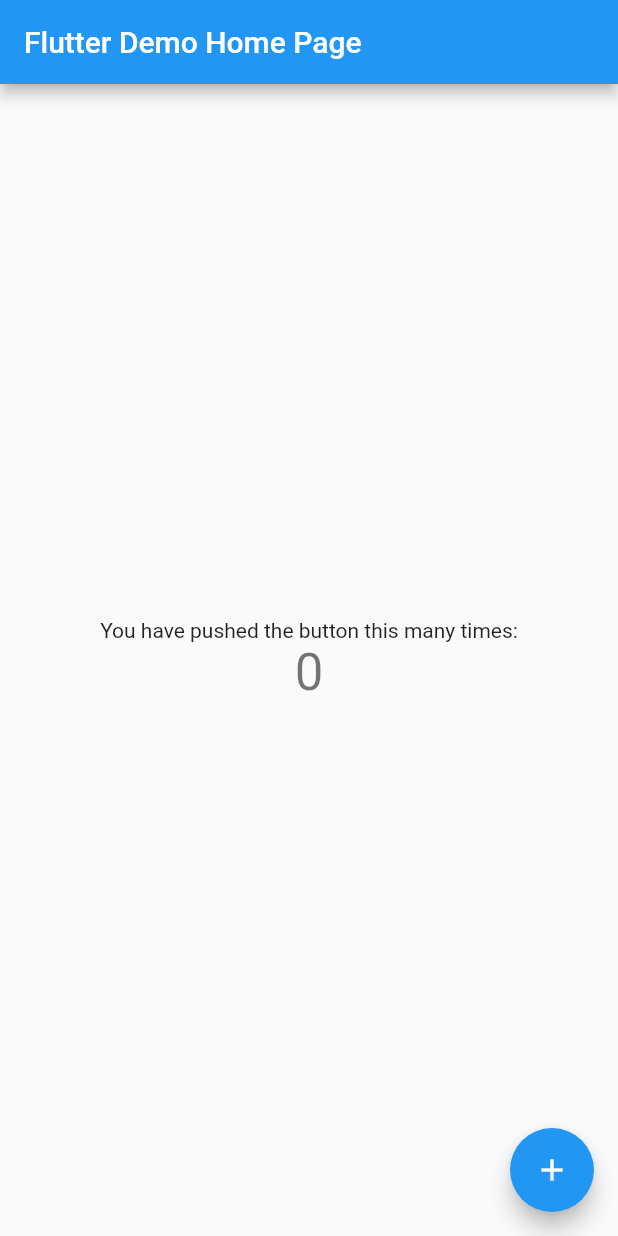
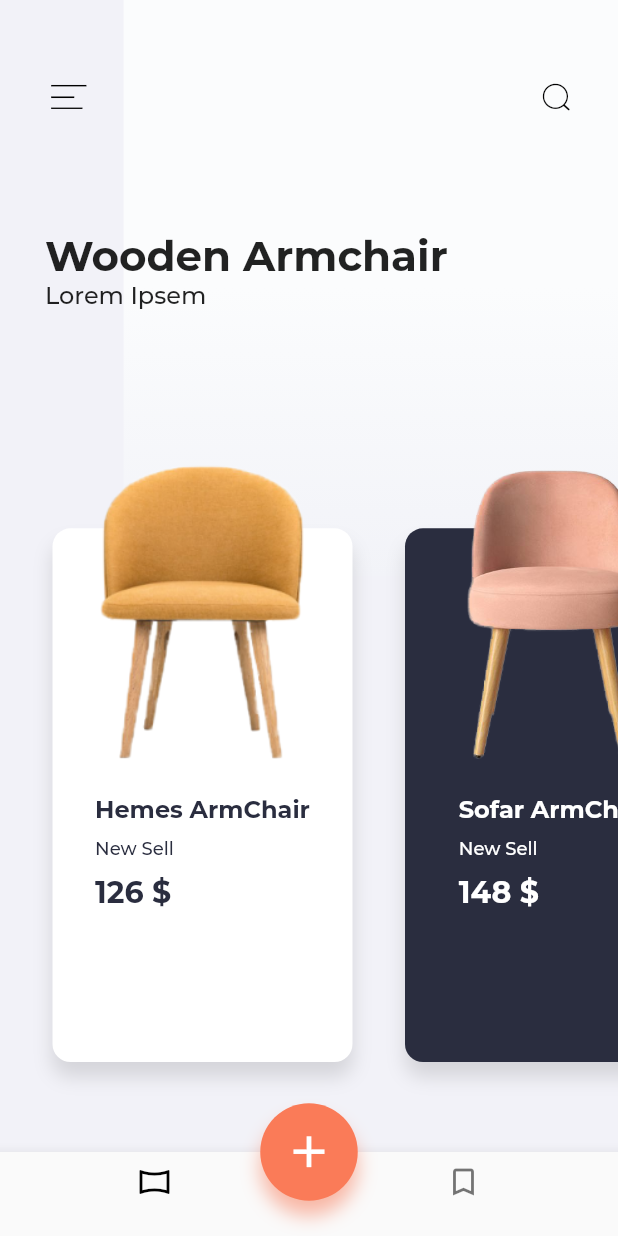
Before and after one commit to Bleach6785/flutter_furniture_3, a Flutter app: the screen it shows after launch, on a phone screen of 412 x 824 dp. Run offline on Flutter 3.47's test engine with Material 2 defaults, Android fonts, the phone set to English and light mode, and no system bars.

Commit message:
設計首頁畫面

```diff
--- /dev/null
+++ b/lib/Custom_Icons.dart
@@ -0,0 +1,6 @@
+import 'package:flutter/material.dart';
+
+class CustomIcons {
+  static const IconData search = IconData(0xe900, fontFamily: "CustomICons");
+  static const IconData menu = IconData(0xe901, fontFamily: "CustomICons");
+}
--- /dev/null
+++ b/lib/data.dart
@@ -0,0 +1,16 @@
+var images = [
+  "assets/image_01.png",
+  "assets/image_02.png",
+  "assets/image_03.png",
+];
+
+var title = [
+  "Hemes ArmChair",
+  "Sofar ArmChair",
+  "Wooden ArmChair",
+];
+var price = [
+  "126",
+  "148",
+  "179",
+];
--- a/lib/main.dart
+++ b/lib/main.dart
@@ -1,4 +1,6 @@
 import 'package:flutter/material.dart';
+import 'package:flutter_furniture_3/Custom_Icons.dart';
+import 'package:flutter_furniture_3/data.dart';
 
 void main() {
   runApp(MyApp());
@@ -9,109 +11,258 @@ class MyApp extends StatelessWidget {
   @override
   Widget build(BuildContext context) {
     return MaterialApp(
-      title: 'Flutter Demo',
-      theme: ThemeData(
-        // This is the theme of your application.
-        //
-        // Try running your application with "flutter run". You'll see the
-        // application has a blue toolbar. Then, without quitting the app, try
-        // changing the primarySwatch below to Colors.green and then invoke
-        // "hot reload" (press "r" in the console where you ran "flutter run",
-        // or simply save your changes to "hot reload" in a Flutter IDE).
-        // Notice that the counter didn't reset back to zero; the application
-        // is not restarted.
-        primarySwatch: Colors.blue,
-        // This makes the visual density adapt to the platform that you run
-        // the app on. For desktop platforms, the controls will be smaller and
-        // closer together (more dense) than on mobile platforms.
-        visualDensity: VisualDensity.adaptivePlatformDensity,
-      ),
-      home: MyHomePage(title: 'Flutter Demo Home Page'),
+      debugShowCheckedModeBanner: false,
+      home: HomePage(),
     );
   }
 }
 
-class MyHomePage extends StatefulWidget {
-  MyHomePage({Key key, this.title}) : super(key: key);
-
-  // This widget is the home page of your application. It is stateful, meaning
-  // that it has a State object (defined below) that contains fields that affect
-  // how it looks.
-
-  // This class is the configuration for the state. It holds the values (in this
-  // case the title) provided by the parent (in this case the App widget) and
-  // used by the build method of the State. Fields in a Widget subclass are
-  // always marked "final".
-
-  final String title;
-
+class HomePage extends StatefulWidget {
   @override
-  _MyHomePageState createState() => _MyHomePageState();
+  _HomePageState createState() => _HomePageState();
 }
 
-class _MyHomePageState extends State<MyHomePage> {
-  int _counter = 0;
+class _HomePageState extends State<HomePage> {
+  int _currentIndex = 0;
+  Widget _buildGradientContainer(double width, double height) {
+    return Align(
+      alignment: Alignment.topRight,
+      child: Container(
+        width: width * .8,
+        height: height / 2,
+        decoration: BoxDecoration(
+          gradient: LinearGradient(
+            colors: [
+              Color(0xFFfbfcfd),
+              Color(0xFFf2f3f8),
+            ],
+            begin: Alignment.topCenter,
+            end: Alignment.bottomCenter,
+            stops: [.5, 1.0],
+          ),
+        ),
+      ),
+    );
+  }
 
-  void _incrementCounter() {
-    setState(() {
-      // This call to setState tells the Flutter framework that something has
-      // changed in this State, which causes it to rerun the build method below
-      // so that the display can reflect the updated values. If we changed
-      // _counter without calling setState(), then the build method would not be
-      // called again, and so nothing would appear to happen.
-      _counter++;
-    });
+  Widget _buildAppBar() {
+    return Positioned(
+      top: 40.0,
+      left: 20.0,
+      right: 20.0,
+      child: Row(
+        mainAxisAlignment: MainAxisAlignment.spaceBetween,
+        children: [
+          IconButton(
+            icon: Icon(
+              CustomIcons.menu,
+              color: Colors.black,
+            ),
+            onPressed: () {},
+          ),
+          IconButton(
+            icon: Icon(
+              CustomIcons.search,
+              color: Colors.black,
+            ),
+            onPressed: () {},
+          ),
+        ],
+      ),
+    );
+  }
+
+  Widget _buildTitle(double height) {
+    return Positioned(
+      top: height * .2,
+      left: 30.0,
+      child: Column(
+        crossAxisAlignment: CrossAxisAlignment.start,
+        children: [
+          Text(
+            "Wooden Armchair",
+            style: TextStyle(fontSize: 28.0, fontFamily: "Montserrat-Bold"),
+          ),
+          Text(
+            "Lorem Ipsem",
+            style: TextStyle(fontSize: 16.0, fontFamily: "Montserrat-Medium"),
+          ),
+        ],
+      ),
+    );
   }
 
   @override
   Widget build(BuildContext context) {
-    // This method is rerun every time setState is called, for instance as done
-    // by the _incrementCounter method above.
-    //
-    // The Flutter framework has been optimized to make rerunning build methods
-    // fast, so that you can just rebuild anything that needs updating rather
-    // than having to individually change instances of widgets.
     return Scaffold(
-      appBar: AppBar(
-        // Here we take the value from the MyHomePage object that was created by
-        // the App.build method, and use it to set our appbar title.
-        title: Text(widget.title),
+      backgroundColor: Color(0xFFf2f2f8),
+      body: LayoutBuilder(
+        builder: (context, constraints) {
+          var width = constraints.maxWidth;
+          var height = constraints.maxHeight;
+
+          return Stack(
+            children: [
+              _buildGradientContainer(width, height),
+              _buildAppBar(),
+              _buildTitle(height),
+              Align(
+                alignment: Alignment.bottomCenter,
+                child: SizedBox(
+                  height: height * .6,
+                  child: ListView.builder(
+                    itemCount: images.length,
+                    scrollDirection: Axis.horizontal,
+                    physics: BouncingScrollPhysics(),
+                    itemBuilder: (context, index) {
+                      return Padding(
+                        padding: EdgeInsets.only(
+                          left: 35.0,
+                          bottom: 60.0,
+                        ),
+                        child: SizedBox(
+                          width: 200.0,
+                          child: Stack(
+                            fit: StackFit.expand,
+                            children: [
+                              Padding(
+                                padding: EdgeInsets.only(
+                                  top: 45.0,
+                                ),
+                                child: Container(
+                                  decoration: BoxDecoration(
+                                    color: (index % 2 == 0)
+                                        ? Colors.white
+                                        : Color(0xFF2a2d3f),
+                                    boxShadow: [
+                                      BoxShadow(
+                                        color: Colors.black12,
+                                        offset: Offset(0.0, 10.0),
+                                        blurRadius: 10.0,
+                                      ),
+                                    ],
+                                    borderRadius: BorderRadius.circular(12.0),
+                                  ),
+                                ),
+                              ),
+                              Column(
+                                crossAxisAlignment: CrossAxisAlignment.center,
+                                children: [
+                                  Image.asset(
+                                    images[index],
+                                    width: 172.0,
+                                    height: 199.0,
+                                  ),
+                                  SizedBox(
+                                    height: 12.0,
+                                  ),
+                                  Padding(
+                                    padding: EdgeInsets.all(12.0),
+                                    child: Column(
+                                      crossAxisAlignment:
+                                          CrossAxisAlignment.start,
+                                      children: [
+                                        Text(
+                                          title[index],
+                                          style: TextStyle(
+                                            fontSize: 16.0,
+                                            fontFamily: "Montserrat-Bold",
+                                            color: (index % 2 == 0)
+                                                ? Color(0xFF2a2d3f)
+                                                : Colors.white,
+                                          ),
+                                        ),
+                                        SizedBox(
+                                          height: 8.0,
+                                        ),
+                                        Text(
+                                          "New Sell",
+                                          style: TextStyle(
+                                            fontSize: 12.0,
+                                            fontFamily: "Montserrat-Medium",
+                                            color: (index % 2 == 0)
+                                                ? Color(0xFF2a2d3f)
+                                                : Colors.white,
+                                          ),
+                                        ),
+                                        SizedBox(
+                                          height: 10.0,
+                                        ),
+                                        Text(
+                                          price[index] + " \$",
+                                          style: TextStyle(
+                                            fontSize: 20.0,
+                                            fontFamily: "Montserrat-Bold",
+                                            color: (index % 2 == 0)
+                                                ? Color(0xFF2a2d3f)
+                                                : Colors.white,
+                                          ),
+                                        )
+                                      ],
+                                    ),
+                                  ),
+                                ],
+                              ),
+                            ],
+                          ),
+                        ),
+                      );
+                    },
+                  ),
+                ),
+              ),
+            ],
+          );
+        },
       ),
-      body: Center(
-        // Center is a layout widget. It takes a single child and positions it
-        // in the middle of the parent.
-        child: Column(
-          // Column is also a layout widget. It takes a list of children and
-          // arranges them vertically. By default, it sizes itself to fit its
-          // children horizontally, and tries to be as tall as its parent.
-          //
-          // Invoke "debug painting" (press "p" in the console, choose the
-          // "Toggle Debug Paint" action from the Flutter Inspector in Android
-          // Studio, or the "Toggle Debug Paint" command in Visual Studio Code)
-          // to see the wireframe for each widget.
-          //
-          // Column has various properties to control how it sizes itself and
-          // how it positions its children. Here we use mainAxisAlignment to
-          // center the children vertically; the main axis here is the vertical
-          // axis because Columns are vertical (the cross axis would be
-          // horizontal).
-          mainAxisAlignment: MainAxisAlignment.center,
-          children: <Widget>[
-            Text(
-              'You have pushed the button this many times:',
+      bottomNavigationBar: BottomNavigationBar(
+        selectedItemColor: Colors.black,
+        onTap: (index) {
+          setState(() {
+            _currentIndex = index;
+          });
+        },
+        currentIndex: _currentIndex,
+        items: [
+          BottomNavigationBarItem(
+            icon: Icon(Icons.panorama_horizontal),
+            title: Container(
+              height: 0.0,
             ),
-            Text(
-              '$_counter',
-              style: Theme.of(context).textTheme.headline4,
+          ),
+          BottomNavigationBarItem(
+            icon: Icon(Icons.bookmark_border),
+            title: Container(
+              height: 0.0,
+            ),
+          ),
+        ],
+      ),
+      floatingActionButton: Container(
+        width: 65.0,
+        height: 65.0,
+        decoration: BoxDecoration(
+          color: Color(0xFFfa7b58),
+          shape: BoxShape.circle,
+          boxShadow: [
+            BoxShadow(
+              color: Color(0xFFf78a6c).withOpacity(.6),
+              offset: Offset(0.0, 10.0),
+              blurRadius: 10.0,
             ),
           ],
         ),
+        child: RawMaterialButton(
+          shape: CircleBorder(),
+          child: Icon(
+            Icons.add,
+            size: 35.0,
+            color: Colors.white,
+          ),
+          onPressed: () {},
+        ),
       ),
-      floatingActionButton: FloatingActionButton(
-        onPressed: _incrementCounter,
-        tooltip: 'Increment',
-        child: Icon(Icons.add),
-      ), // This trailing comma makes auto-formatting nicer for build methods.
+      floatingActionButtonLocation: FloatingActionButtonLocation.centerDocked,
     );
   }
 }
```
Also changed, not shown: 1 other file.
